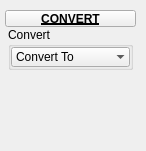
m3trik/tentacle, file tentacle/ui/uiLevel_3/convert.ui: the form before one commit.
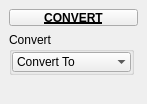
The form after the commit. Custom widgets are drawn as their Qt base class.

Diff of the .ui file:
```diff
--- a/tentacle/ui/uiLevel_3/convert.ui
+++ b/tentacle/ui/uiLevel_3/convert.ui
@@ -9,8 +9,8 @@
    <rect>
     <x>0</x>
     <y>0</y>
-    <width>146</width>
-    <height>151</height>
+    <width>147</width>
+    <height>104</height>
    </rect>
   </property>
   <property name="minimumSize">
@@ -38,21 +38,36 @@
    <set>QMainWindow::AllowNestedDocks|QMainWindow::AllowTabbedDocks|QMainWindow::AnimatedDocks|QMainWindow::ForceTabbedDocks</set>
   </property>
   <widget class="QWidget" name="mainWindow">
-   <widget class="QWidget" name="layoutWidget_2">
-    <property name="geometry">
-     <rect>
-      <x>5</x>
-      <y>10</y>
-      <width>131</width>
-      <height>122</height>
-     </rect>
-    </property>
-    <layout class="QGridLayout" name="gridLayout_2">
-     <property name="spacing">
-      <number>0</number>
-     </property>
-     <item row="1" column="1" colspan="2">
-      <layout class="QHBoxLayout" name="horizontalLayout">
+   <layout class="QVBoxLayout" name="verticalLayout_3">
+    <item>
+     <widget class="PushButtonDraggable" name="draggable_header">
+      <property name="minimumSize">
+       <size>
+        <width>19</width>
+        <height>17</height>
+       </size>
+      </property>
+      <property name="maximumSize">
+       <size>
+        <width>999</width>
+        <height>17</height>
+       </size>
+      </property>
+      <property name="font">
+       <font>
+        <weight>75</weight>
+        <bold>true</bold>
+        <underline>true</underline>
+       </font>
+      </property>
+      <property name="text">
+       <string>CONVERT</string>
+      </property>
+      <property name="checkable">
+       <bool>true</bool>
+      </property>
+     </widget>
+    </item>
        <item>
         <layout class="QVBoxLayout" name="verticalLayout">
          <property name="spacing">
@@ -140,38 +155,6 @@
         </layout>
        </item>
       </layout>
-     </item>
-     <item row="0" column="1" colspan="2">
-      <widget class="PushButtonDraggable" name="draggable_header">
-       <property name="minimumSize">
-        <size>
-         <width>19</width>
-         <height>17</height>
-        </size>
-       </property>
-       <property name="maximumSize">
-        <size>
-         <width>999</width>
-         <height>17</height>
-        </size>
-       </property>
-       <property name="font">
-        <font>
-         <weight>75</weight>
-         <bold>true</bold>
-         <underline>true</underline>
-        </font>
-       </property>
-       <property name="text">
-        <string>CONVERT</string>
-       </property>
-       <property name="checkable">
-        <bool>true</bool>
-       </property>
-      </widget>
-     </item>
-    </layout>
-   </widget>
   </widget>
  </widget>
  <customwidgets>
```
Lines whose indentation alone changed are shown as unchanged.
